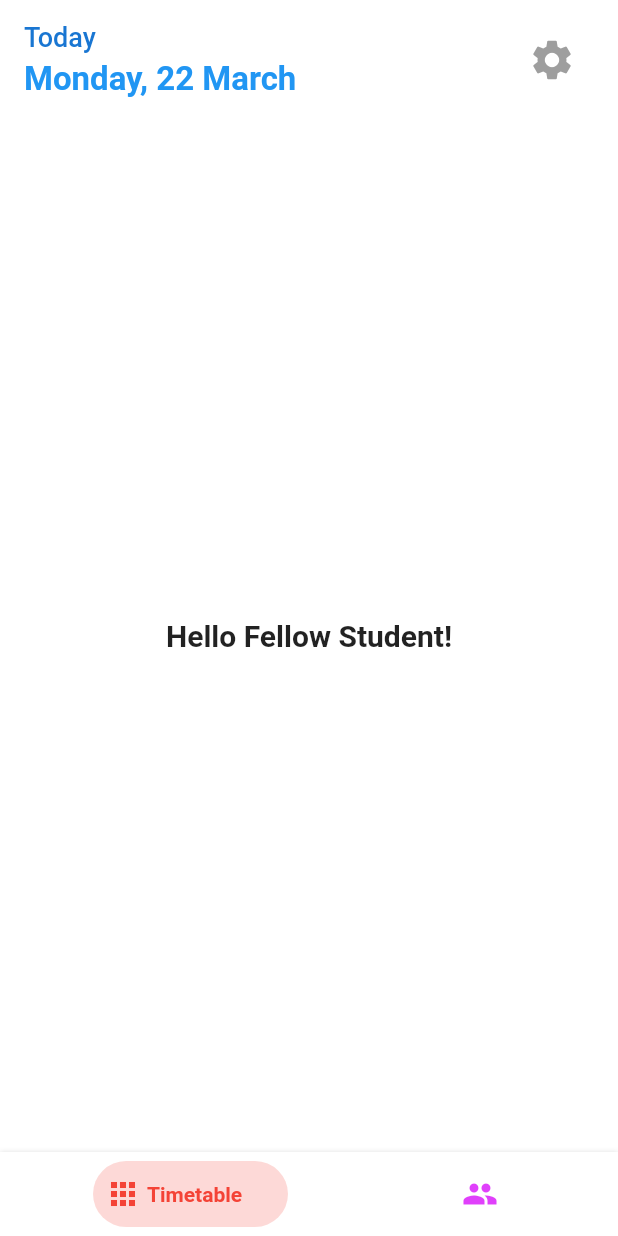
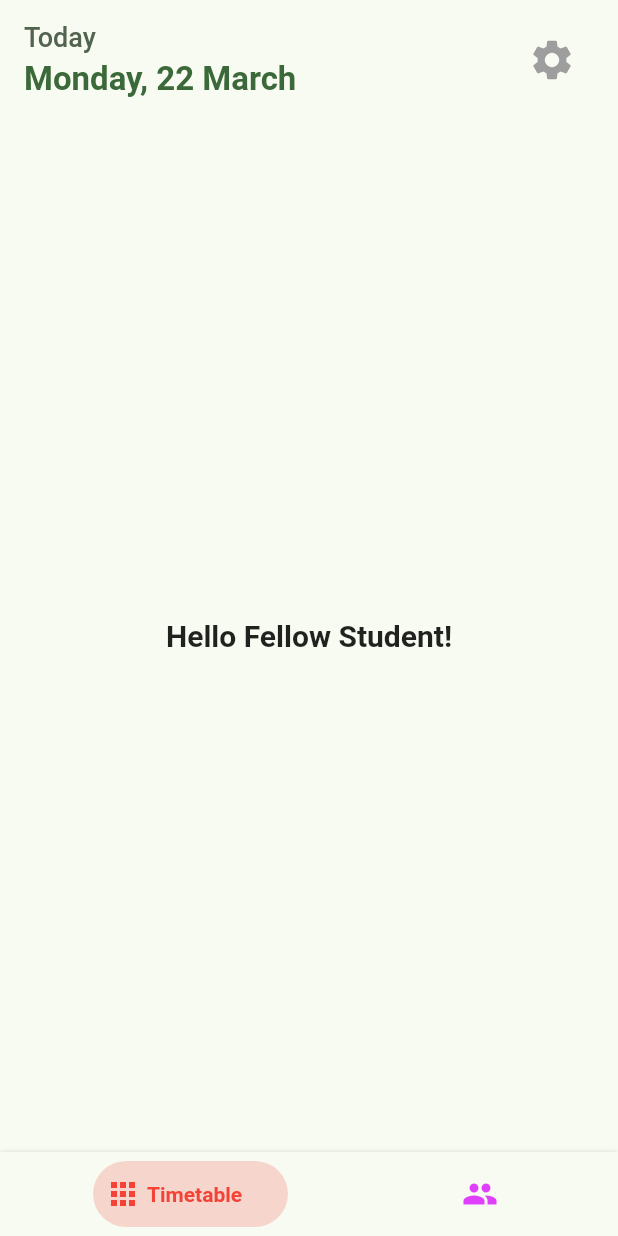
Before and after one commit to KitsuneSamaIX/Uniud-Timetable-App, a Flutter app: the screen it shows after launch, on a phone screen of 412 x 824 dp. Run offline on Flutter 3.47's test engine with Material 2 defaults, Android fonts, the light colour scheme and no system bars; drawn by our look-alikes of bottom_navy_bar.

```diff
--- a/lib/main.dart
+++ b/lib/main.dart
@@ -15,8 +15,9 @@ class MyApp extends StatelessWidget {
     return MaterialApp(
       title: 'UNIUD Timetable App',
       theme: ThemeData(
-        primarySwatch: Colors.blue,
-        backgroundColor: Colors.white,
+        colorSchemeSeed: Colors.green,
+        brightness: Brightness.light,
+        // backgroundColor: Colors.white,
       ),
       home: const HomePage(),
     );
@@ -92,7 +93,7 @@ class _HomePageState extends State<HomePage> {
       ),
       appBar: AppBar(
         elevation: 0,
-        backgroundColor: Colors.white,
+        backgroundColor: Theme.of(context).colorScheme.background,
         titleSpacing: 0,
         toolbarHeight: 80,
         title: Padding(
@@ -107,7 +108,7 @@ class _HomePageState extends State<HomePage> {
                     Text(
                       'Today',
                       style: TextStyle(
-                        color: Theme.of(context).primaryColorDark,
+                        color: Theme.of(context).colorScheme.secondary,
                         fontSize: 18,
                       ),
                     ),
@@ -115,7 +116,7 @@ class _HomePageState extends State<HomePage> {
                     Text(
                       'Monday, 22 March',
                       style: TextStyle(
-                        color: Theme.of(context).primaryColor,
+                        color: Theme.of(context).colorScheme.primary,
                         fontWeight: FontWeight.bold,
                         fontSize: 22,
                       ),
```
Also changed, not shown: lib/pages/main_pages/profiles_page.dart (added), lib/pages/main_pages/timetable_page.dart (added), lib/pages/settings_page.dart (added).
